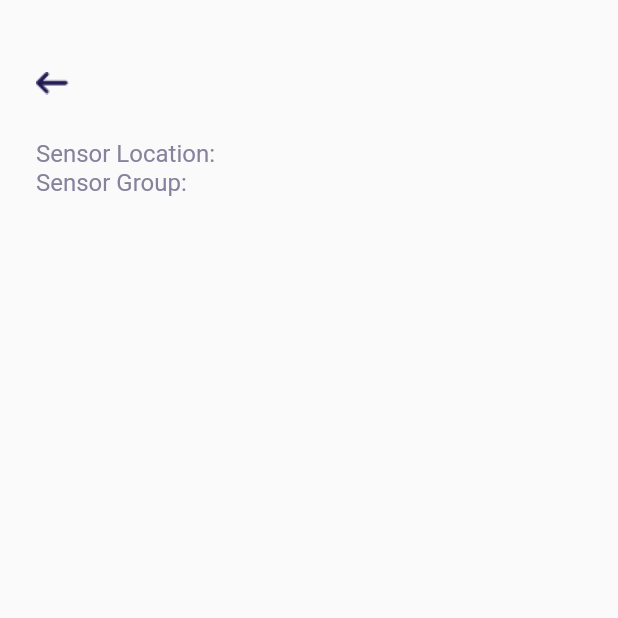
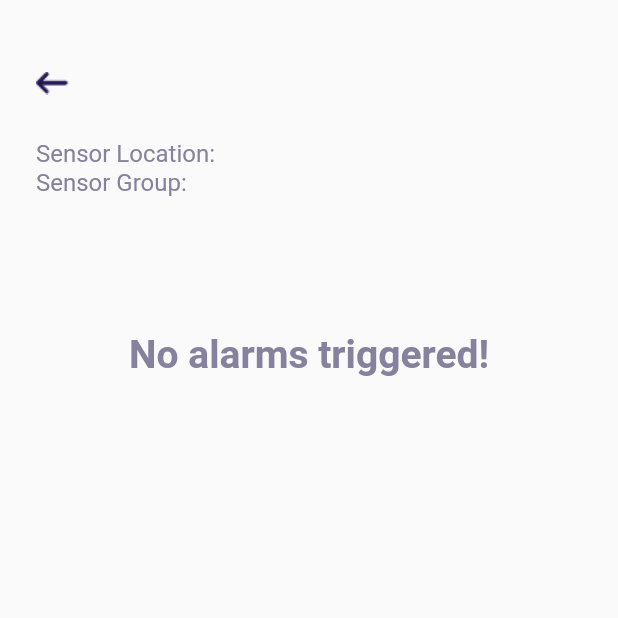
Before and after one commit to ChristianFrom/prototype_app, a Flutter app: the SensorPage screen opened directly with empty values, on a phone screen of 412 x 824 dp, the top half of it. Run offline on Flutter 3.47's test engine with Material 2 defaults, Android fonts, the phone set to English and light mode, and no system bars; our stand-ins replace sqflite; missing offline and left inert: vibrate; accounts and stored records are empty.

Commit message:
Worked on UI

```diff
--- a/lib/screens/HomePage.dart
+++ b/lib/screens/HomePage.dart
@@ -13,12 +13,15 @@ class _HomePageState extends State<HomePage> {
 
   @override
   void initState() {
-     //_dbHelper.insertDummyData();
+    //_dbHelper.insertDummyData();
     super.initState();
   }
 
   @override
   Widget build(BuildContext context) {
+    setState(() {
+
+    });
     return Scaffold(
         body: SafeArea(
           child: Container(
--- a/lib/screens/SensorPage.dart
+++ b/lib/screens/SensorPage.dart
@@ -2,6 +2,7 @@ import 'package:flutter/material.dart';
 import 'package:prototype_app/database_helper.dart';
 import 'package:prototype_app/models/temperatureSensor.dart';
 import 'package:prototype_app/widgets.dart';
+import 'package:vibrate/vibrate.dart';
 
 class SensorPage extends StatefulWidget {
   final TemperatureSensor sensor;
@@ -21,6 +22,7 @@ class _SensorPageState extends State<SensorPage> {
 
   @override
   void initState() {
+
     if (widget.sensor != null) {
       sensorName = widget.sensor.sensorName;
       sensorLocation = widget.sensor.sensorLocation;
@@ -71,6 +73,7 @@ class _SensorPageState extends State<SensorPage> {
                 Padding(
                     padding: EdgeInsets.only(
                       left: 24.0,
+                      bottom: 10.0,
                     ),
                     child: Column(
                       crossAxisAlignment: CrossAxisAlignment.start,
@@ -88,13 +91,32 @@ class _SensorPageState extends State<SensorPage> {
                   future: _dbHelper.getTriggeredTemperatureTelemetry(
                       sensorLocation, sensorGroup),
                   builder: (context, snapshot) {
-                    return Expanded(
+                    if (snapshot.data.length == 0) {
+                      return Padding(
+                        padding: const EdgeInsets.only(
+                          top: 80,
+                        ),
+                        child: Center(child: Text("No alarms triggered!", style: TextStyle(
+                          fontSize: 26.0,
+                          fontWeight: FontWeight.bold,
+                          color: Color(0xFF86829D),
+                        ),)),
+                      );
+                    } else {
+                      return Container(
+                        width: double.infinity,
+                        height: 200,
+                        child: ScrollConfiguration(
+                          behavior: NoGlowScrollBehavior(),
                           child: ListView.builder(
                             itemCount: snapshot.data.length,
                             itemBuilder: (context, index) {
                               return GestureDetector(
                                 onTap: () async {
-                              if (snapshot.data[index].alarmAcknowledged == 0) {
+                                  var _type = FeedbackType.medium;
+                                  Vibrate.feedback(_type);
+                                  if (snapshot.data[index].alarmAcknowledged ==
+                                      0) {
                                     await _dbHelper.updateTelemetryAcknowledged(
                                         snapshot.data[index].timeStamp, 1);
                                   } else {
@@ -107,14 +129,17 @@ class _SensorPageState extends State<SensorPage> {
                                   timeStamp: snapshot.data[index].timeStamp,
                                   temperature: snapshot.data[index].temperature,
                                   alarmAcknowledged:
-                                  snapshot.data[index].alarmAcknowledged == 0
+                                      snapshot.data[index].alarmAcknowledged ==
+                                              0
                                           ? false
                                           : true,
                                 ),
                               );
                             },
                           ),
+                        ),
                       );
+                    }
                   },
                 ), // Triggered alarms list
               ],
--- a/lib/widgets.dart
+++ b/lib/widgets.dart
@@ -73,7 +73,7 @@ class AlarmTriggeredWidget extends StatelessWidget {
               right: 12.0,
             ),
             decoration: BoxDecoration(
-                color: alarmAcknowledged ? Color(0xFF7349FE) : Colors.transparent,
+                color: alarmAcknowledged ? Colors.green : Colors.transparent,
                 borderRadius: BorderRadius.circular(6.0),
                 border: alarmAcknowledged ? null : Border.all(
                   color: Color(0xFF86829D),
@@ -89,7 +89,7 @@ class AlarmTriggeredWidget extends StatelessWidget {
               "Alarm Triggered: $timeStamp at $temperature°C " ?? "(No data available...)",
               style: TextStyle(
                 color: alarmAcknowledged ? Color(0xFF211511) : Color(0xFF86829D),
-                fontSize: 16.0,
+                fontSize: 14.0,
                 fontWeight: alarmAcknowledged ? FontWeight.bold : FontWeight.w500,
               ),
             ),
--- a/pubspec.yaml
+++ b/pubspec.yaml
@@ -29,8 +29,12 @@ dependencies:
   # Use with the CupertinoIcons class for iOS style icons.
   cupertino_icons: ^1.0.0
   google_fonts: ^1.1.0
+  intl: ^0.16.1
   sqflite:
+  badges: ^1.1.6
+  vibrate: ^0.0.4
   path:
+
 dev_dependencies:
   flutter_test:
     sdk: flutter
```
Also changed, not shown: lib/database_helper.dart (+28 -6 lines), lib/main.dart (+79 -8 lines), lib/screens/NotificationsPage.dart (added, +19 -0 lines), lib/screens/SettingsPage.dart (added, +19 -0 lines), pubspec.lock, 5 other files. Lines whose indentation alone changed are shown as unchanged.
